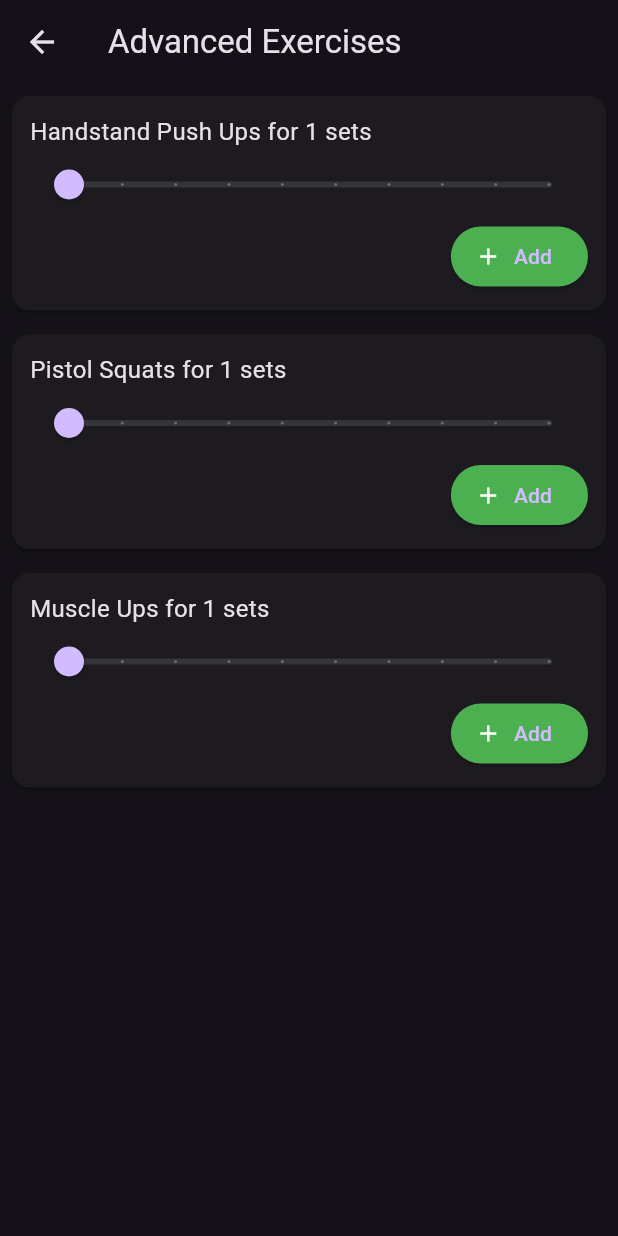
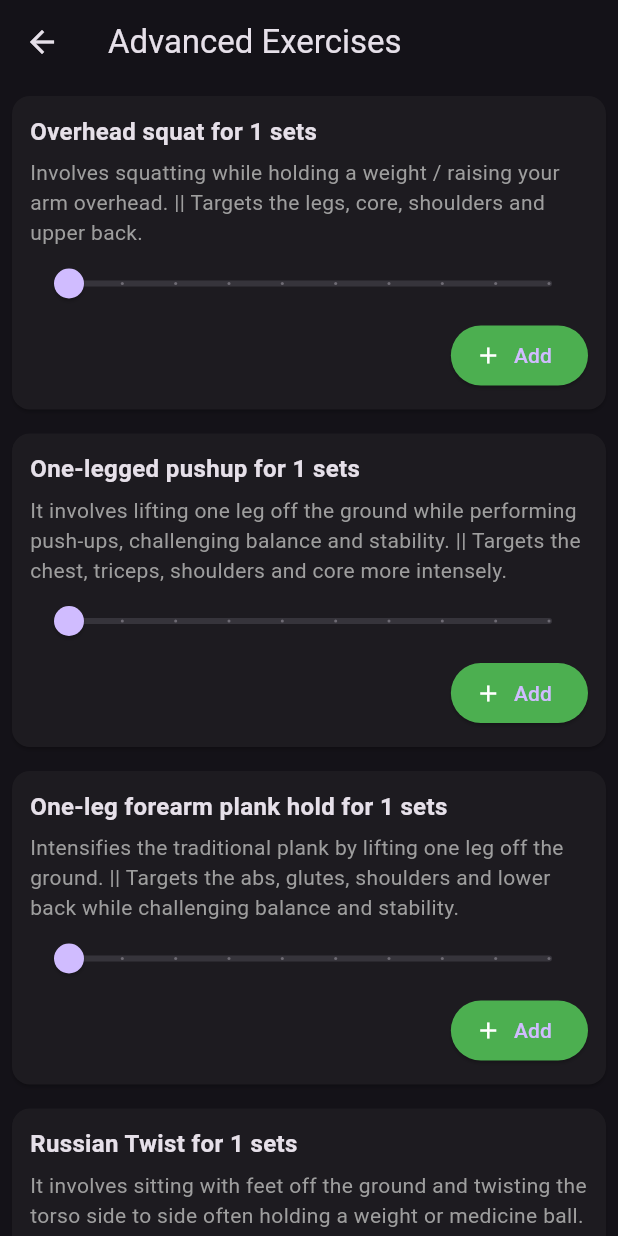
Before and after one commit to Temavrix/Activo, a Flutter app: the AdvancedPage screen opened directly, on a phone screen of 412 x 824 dp. Run offline on Flutter 3.47's test engine with Material 3 defaults, Android fonts, the phone set to English and light mode, and no system bars; our stand-ins replace cloud_firestore, firebase_auth, firebase_core, shared_preferences; accounts and stored records are empty.

Commit message:
UI Improvements And Imporved Exercise Descriptions.

```diff
--- a/lib/main.dart
+++ b/lib/main.dart
@@ -3,7 +3,7 @@ import 'package:firebase_core/firebase_core.dart';
 import 'package:firebase_auth/firebase_auth.dart';
 import 'package:activo/pages/login_page.dart';
 import './pages/homepage.dart';
-import './pages/choose_exercise.dart'; // ✅ Import this
+import './pages/choose_exercise.dart';
 
 void main() async {
   WidgetsFlutterBinding.ensureInitialized();
--- a/lib/pages/advanced.dart
+++ b/lib/pages/advanced.dart
@@ -6,23 +6,40 @@ class AdvancedPage extends StatefulWidget {
   const AdvancedPage({super.key});
 
   @override
-  State<AdvancedPage> createState() => _AdvancedPageState();
+  State<AdvancedPage> createState() => _BeginnerPageState();
 }
 
-class _AdvancedPageState extends State<AdvancedPage> {
-  final List<String> advancedExercises = [
-    "Handstand Push Ups",
-    "Pistol Squats",
-    "Muscle Ups",
+class _BeginnerPageState extends State<AdvancedPage> {
+  final List<String> beginnerExercises = [
+    "Overhead squat",
+    "One-legged pushup",
+    "One-leg forearm plank hold",
+    "Russian Twist",
+    "Hollow hold to jackknife",
   ];
 
+  final Map<String, String> exerciseDescriptions = {
+    "Overhead squat":
+        "Involves squatting while holding a weight / raising your arm overhead. || Targets the legs, core, shoulders and upper back.",
+    "One-legged pushup":
+        "It involves lifting one leg off the ground while performing push-ups, challenging balance and stability. || Targets the chest, triceps, shoulders and core more intensely.",
+    "One-leg forearm plank hold":
+        "Intensifies the traditional plank by lifting one leg off the ground. || Targets the abs, glutes, shoulders and lower back while challenging balance and stability.",
+    "Russian Twist":
+        "It involves sitting with feet off the ground and twisting the torso side to side often holding a weight or medicine ball. || This move improves rotational strength, balance, and core stability.",
+    "Hollow hold to jackknife":
+        "It starts by laying on your back and transitions into a jackknife by banding and lifting the arms and legs to meet at the top. || Movement builds core strength, control and coordination.",
+  };
+
   final String userId = FirebaseAuth.instance.currentUser!.uid;
+
+  // Store sets count for each exercise locally (default 1)
   final Map<String, double> setsCount = {};
 
   @override
   void initState() {
     super.initState();
-    for (var ex in advancedExercises) {
+    for (var ex in beginnerExercises) {
       setsCount[ex] = 1;
     }
   }
@@ -36,8 +53,7 @@ class _AdvancedPageState extends State<AdvancedPage> {
   }
 
   void removeExercise(String name) async {
-    var snapshots =
-        await FirebaseFirestore.instance
+    var snapshots = await FirebaseFirestore.instance
         .collection('users')
         .doc(userId)
         .collection('exercises')
@@ -55,8 +71,7 @@ class _AdvancedPageState extends State<AdvancedPage> {
     return Scaffold(
       appBar: AppBar(title: const Text("Advanced Exercises")),
       body: StreamBuilder<QuerySnapshot>(
-        stream:
-            FirebaseFirestore.instance
+        stream: FirebaseFirestore.instance
             .collection('users')
             .doc(userId)
             .collection('exercises')
@@ -66,20 +81,23 @@ class _AdvancedPageState extends State<AdvancedPage> {
             return const Center(child: CircularProgressIndicator());
           }
 
-          var savedExercises =
-              snapshot.data!.docs
-                  .where((doc) {
-                    final data = doc.data();
-                    return data != null &&
-                        (data as Map<String, dynamic>).containsKey('name');
-                  })
+          // Filter docs to only those with 'name' field
+          var savedExercises = snapshot.data!.docs
+              .where(
+                (doc) =>
+                    doc.data() != null &&
+                    (doc.data() as Map<String, dynamic>?)?.containsKey(
+                          'name',
+                        ) ==
+                        true,
+              )
               .map((doc) => doc['name'] as String)
               .toList();
 
           return ListView.builder(
-            itemCount: advancedExercises.length,
+            itemCount: beginnerExercises.length,
             itemBuilder: (context, index) {
-              final exercise = advancedExercises[index];
+              final exercise = beginnerExercises[index];
 
               final isAdded = savedExercises.any(
                 (saved) => saved.startsWith(exercise),
@@ -92,22 +110,36 @@ class _AdvancedPageState extends State<AdvancedPage> {
                   child: Column(
                     crossAxisAlignment: CrossAxisAlignment.start,
                     children: [
+                      // Title and sets info
                       Text(
                         isAdded
                             ? savedExercises.firstWhere(
                                 (saved) => saved.startsWith(exercise),
                               )
                             : "$exercise for ${setsCount[exercise]!.toInt()} sets",
-                        style: const TextStyle(fontSize: 16),
+                        style: const TextStyle(
+                          fontSize: 16,
+                          fontWeight: FontWeight.bold,
                         ),
+                      ),
+                      const SizedBox(height: 6),
+
+                      // Description below title
+                      Text(
+                        exerciseDescriptions[exercise] ?? '',
+                        style: const TextStyle(
+                          fontSize: 14,
+                          color: Colors.grey,
+                        ),
+                      ),
+
                       Slider(
                         value: setsCount[exercise]!,
                         min: 1,
                         max: 10,
                         divisions: 9,
                         label: "${setsCount[exercise]!.toInt()} sets",
-                        onChanged:
-                            isAdded
+                        onChanged: isAdded
                             ? null
                             : (value) {
                                 setState(() {
@@ -124,8 +156,9 @@ class _AdvancedPageState extends State<AdvancedPage> {
                           ),
                           label: Text(isAdded ? "Delete" : "Add"),
                           style: ElevatedButton.styleFrom(
-                            backgroundColor:
-                                isAdded ? Colors.red : Colors.green,
+                            backgroundColor: isAdded
+                                ? Colors.red
+                                : Colors.green,
                           ),
                           onPressed: () {
                             if (isAdded) {
--- a/lib/pages/beginner.dart
+++ b/lib/pages/beginner.dart
@@ -11,17 +11,27 @@ class BeginnerPage extends StatefulWidget {
 
 class _BeginnerPageState extends State<BeginnerPage> {
   final List<String> beginnerExercises = [
-    "Push Ups",
-    "Squats",
-    "Jumping Jacks",
+    "Bridge",
+    "Chair Squat",
+    "Knee Pushup",
+    "Knee Plank",
+    "Stationary lunge",
+    "Bicycle crunch",
   ];
 
   final Map<String, String> exerciseDescriptions = {
-    "Push Ups":
-        "A basic upper body exercise that strengthens chest, shoulders, and triceps.",
-    "Squats": "A lower body exercise targeting thighs, hips, and buttocks.",
-    "Jumping Jacks":
-        "A full body cardio exercise that increases heart rate and burns calories.",
+    "Bridge":
+        "Lifting the hips off the ground while lying on your back with tucked in knees. || Improves core stability enhances posture and hip mobility.",
+    "Chair Squat":
+        "Traditional squat exercise that uses a chair or bench as a guide or target. || Building lower body strength and improving mobility and balance.",
+    "Knee Pushup":
+        "Modified push-up that reduces body weight load by keeping the knees on the ground. || Targets the chest, shoulders and triceps while building upper body strength.",
+    "Knee Plank":
+        "It involves holding a plank position with the knees on the ground. || Builds strength in the abs, back and shoulders",
+    "Stationary lunge":
+        "Stepping one foot forward and lowering into a lunge without moving the feet. || Improves balance, strength, and stability.",
+    "Bicycle crunch":
+        "Lying on your back and alternating elbow-to-knee movements. || Targets the abs and obliques improves core strength and rotational stability.",
   };
 
   final String userId = FirebaseAuth.instance.currentUser!.uid;
@@ -46,8 +56,7 @@ class _BeginnerPageState extends State<BeginnerPage> {
   }
 
   void removeExercise(String name) async {
-    var snapshots =
-        await FirebaseFirestore.instance
+    var snapshots = await FirebaseFirestore.instance
         .collection('users')
         .doc(userId)
         .collection('exercises')
@@ -65,8 +74,7 @@ class _BeginnerPageState extends State<BeginnerPage> {
     return Scaffold(
       appBar: AppBar(title: const Text("Beginner Exercises")),
       body: StreamBuilder<QuerySnapshot>(
-        stream:
-            FirebaseFirestore.instance
+        stream: FirebaseFirestore.instance
             .collection('users')
             .doc(userId)
             .collection('exercises')
@@ -77,8 +85,7 @@ class _BeginnerPageState extends State<BeginnerPage> {
           }
 
           // Filter docs to only those with 'name' field
-          var savedExercises =
-              snapshot.data!.docs
+          var savedExercises = snapshot.data!.docs
               .where(
                 (doc) =>
                     doc.data() != null &&
@@ -135,8 +142,7 @@ class _BeginnerPageState extends State<BeginnerPage> {
                         max: 10,
                         divisions: 9,
                         label: "${setsCount[exercise]!.toInt()} sets",
-                        onChanged:
-                            isAdded
+                        onChanged: isAdded
                             ? null
                             : (value) {
                                 setState(() {
@@ -153,8 +159,9 @@ class _BeginnerPageState extends State<BeginnerPage> {
                           ),
                           label: Text(isAdded ? "Delete" : "Add"),
                           style: ElevatedButton.styleFrom(
-                            backgroundColor:
-                                isAdded ? Colors.red : Colors.green,
+                            backgroundColor: isAdded
+                                ? Colors.red
+                                : Colors.green,
                           ),
                           onPressed: () {
                             if (isAdded) {
--- a/lib/pages/intermediate.dart
+++ b/lib/pages/intermediate.dart
@@ -6,19 +6,40 @@ class IntermediatePage extends StatefulWidget {
   const IntermediatePage({super.key});
 
   @override
-  State<IntermediatePage> createState() => _IntermediatePageState();
+  State<IntermediatePage> createState() => _BeginnerPageState();
 }
 
-class _IntermediatePageState extends State<IntermediatePage> {
-  final List<String> intermediateExercises = ["Pull Ups", "Lunges", "Burpees"];
+class _BeginnerPageState extends State<IntermediatePage> {
+  final List<String> beginnerExercises = [
+    "Squat",
+    "Pushup",
+    "Forward and backward lunge",
+    "Plank",
+    "Superman",
+  ];
+
+  final Map<String, String> exerciseDescriptions = {
+    "Squat":
+        "Lowering the hips back and down while keeping the chest up and knees aligned. || Build strength, improve mobility and support overall functional movement.",
+    "Pushup":
+        "Lowering and raising the body using arm strength while maintaining a straight plank position. || Upper-body exercise that targets the chest, shoulders, triceps.",
+    "Forward and backward lunge":
+        "It involves stepping one leg forward into a lunge returning to center then stepping the same leg backward into another lunge. || Targets the quads, glutes and hamstrings.",
+    "Plank":
+        "Holding a straight, rigid body position supported on the forearms or hands and toes. || Improve core strength, stability and posture.",
+    "Superman":
+        "While lying on your front it involves lifting the arms, chest and legs off the ground simultaneously. || Improve posture, core stability and spinal strength.",
+  };
 
   final String userId = FirebaseAuth.instance.currentUser!.uid;
+
+  // Store sets count for each exercise locally (default 1)
   final Map<String, double> setsCount = {};
 
   @override
   void initState() {
     super.initState();
-    for (var ex in intermediateExercises) {
+    for (var ex in beginnerExercises) {
       setsCount[ex] = 1;
     }
   }
@@ -32,8 +53,7 @@ class _IntermediatePageState extends State<IntermediatePage> {
   }
 
   void removeExercise(String name) async {
-    var snapshots =
-        await FirebaseFirestore.instance
+    var snapshots = await FirebaseFirestore.instance
         .collection('users')
         .doc(userId)
         .collection('exercises')
@@ -51,8 +71,7 @@ class _IntermediatePageState extends State<IntermediatePage> {
     return Scaffold(
       appBar: AppBar(title: const Text("Intermediate Exercises")),
       body: StreamBuilder<QuerySnapshot>(
-        stream:
-            FirebaseFirestore.instance
+        stream: FirebaseFirestore.instance
             .collection('users')
             .doc(userId)
             .collection('exercises')
@@ -62,22 +81,23 @@ class _IntermediatePageState extends State<IntermediatePage> {
             return const Center(child: CircularProgressIndicator());
           }
 
-          var savedExercises =
-              snapshot.data!.docs
+          // Filter docs to only those with 'name' field
+          var savedExercises = snapshot.data!.docs
               .where(
                 (doc) =>
                     doc.data() != null &&
-                        (doc.data() as Map<String, dynamic>).containsKey(
+                    (doc.data() as Map<String, dynamic>?)?.containsKey(
                           'name',
-                        ),
+                        ) ==
+                        true,
               )
               .map((doc) => doc['name'] as String)
               .toList();
 
           return ListView.builder(
-            itemCount: intermediateExercises.length,
+            itemCount: beginnerExercises.length,
             itemBuilder: (context, index) {
-              final exercise = intermediateExercises[index];
+              final exercise = beginnerExercises[index];
 
               final isAdded = savedExercises.any(
                 (saved) => saved.startsWith(exercise),
@@ -90,22 +110,36 @@ class _IntermediatePageState extends State<IntermediatePage> {
                   child: Column(
                     crossAxisAlignment: CrossAxisAlignment.start,
                     children: [
+                      // Title and sets info
                       Text(
                         isAdded
                             ? savedExercises.firstWhere(
                                 (saved) => saved.startsWith(exercise),
                               )
                             : "$exercise for ${setsCount[exercise]!.toInt()} sets",
-                        style: const TextStyle(fontSize: 16),
+                        style: const TextStyle(
+                          fontSize: 16,
+                          fontWeight: FontWeight.bold,
                         ),
+                      ),
+                      const SizedBox(height: 6),
+
+                      // Description below title
+                      Text(
+                        exerciseDescriptions[exercise] ?? '',
+                        style: const TextStyle(
+                          fontSize: 14,
+                          color: Colors.grey,
+                        ),
+                      ),
+
                       Slider(
                         value: setsCount[exercise]!,
                         min: 1,
                         max: 10,
                         divisions: 9,
                         label: "${setsCount[exercise]!.toInt()} sets",
-                        onChanged:
-                            isAdded
+                        onChanged: isAdded
                             ? null
                             : (value) {
                                 setState(() {
@@ -122,8 +156,9 @@ class _IntermediatePageState extends State<IntermediatePage> {
                           ),
                           label: Text(isAdded ? "Delete" : "Add"),
                           style: ElevatedButton.styleFrom(
-                            backgroundColor:
-                                isAdded ? Colors.red : Colors.green,
+                            backgroundColor: isAdded
+                                ? Colors.red
+                                : Colors.green,
                           ),
                           onPressed: () {
                             if (isAdded) {
```
Also changed, not shown: lib/pages/homepage.dart (+6 -11 lines). Lines whose indentation alone changed are shown as unchanged.
